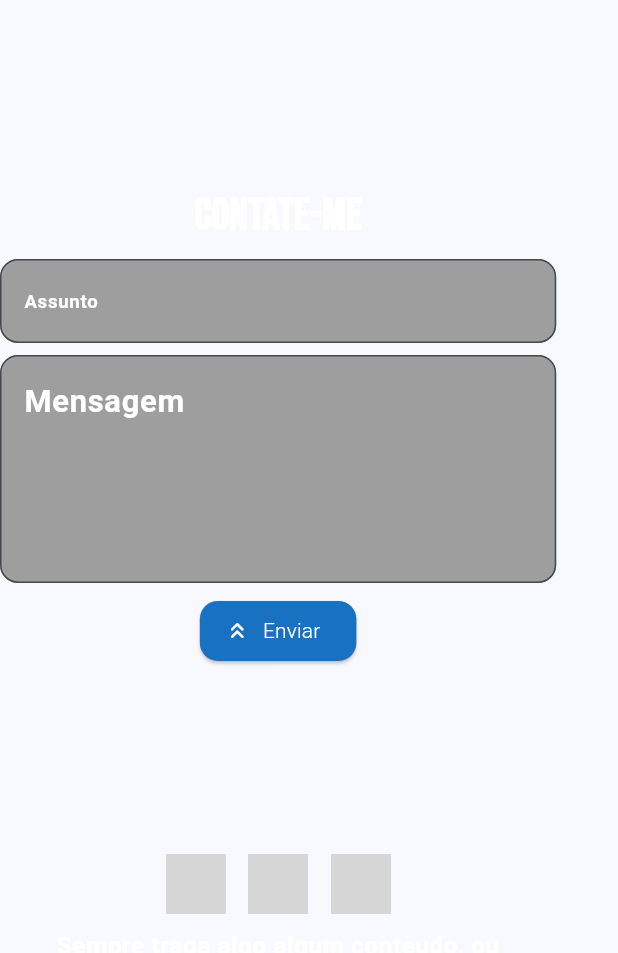
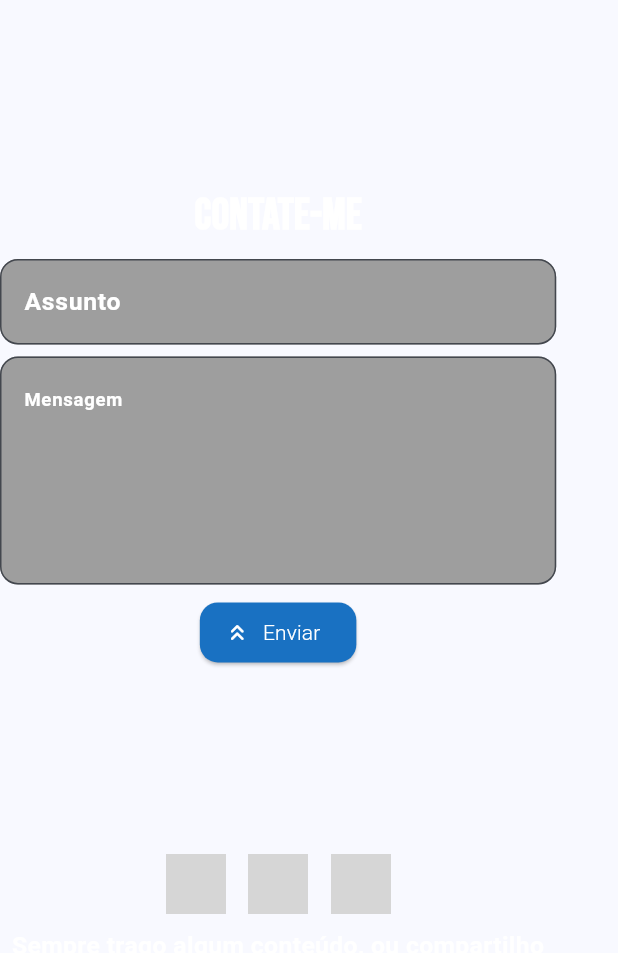
Before and after one commit to JoseGoncalvess/flutter-portifolio, a Flutter app: the ContactWidget widget shown alone on an empty page, opened directly, on a phone screen of 412 x 824 dp. Shown: the top 953 px of the screen. Run offline on Flutter 3.47's test engine with Material 3 defaults, Android fonts, the phone set to English and light mode, and no system bars; our stand-ins replace google_fonts; grey boxes are pictures that could not be loaded.

Commit message:
feat: finishin contanct layout

```diff
--- a/lib/core/app.constants.dart
+++ b/lib/core/app.constants.dart
@@ -43,3 +43,11 @@ final List<SocialIcon> socialIcons = [
     url: "https://github.com/JoseGoncalvess",
   ),
 ];
+
+final List<String> views = [
+  "Apresentação",
+  "Sobre",
+  "Habilidades",
+  "Projetos",
+  "Contato",
+];
--- a/lib/core/components/contact_widget.dart
+++ b/lib/core/components/contact_widget.dart
@@ -11,6 +11,16 @@ class ContactWidget extends StatefulWidget {
 }
 
 class _ContactWidgetState extends State<ContactWidget> {
+  final Map<String, bool> _hoverStates = {};
+
+  @override
+  void initState() {
+    super.initState();
+    for (var icon in socialIcons) {
+      _hoverStates[icon.img] = false;
+    }
+  }
+
   @override
   Widget build(BuildContext context) {
     return Container(
@@ -38,12 +48,11 @@ class _ContactWidgetState extends State<ContactWidget> {
                     color: Colors.white,
                     fontWeight: FontWeight.w600,
                   ),
-
                   decoration: InputDecoration(
                     hintText: "Assunto",
                     hintStyle: GoogleFonts.roboto(
                       color: Colors.white,
-                      fontSize: MediaQuery.sizeOf(context).width * 0.03,
+                      fontSize: MediaQuery.sizeOf(context).width * 0.04,
                       fontWeight: FontWeight.bold,
                     ),
                     filled: true,
@@ -70,7 +79,7 @@ class _ContactWidgetState extends State<ContactWidget> {
                       hintText: "Mensagem",
                       hintStyle: GoogleFonts.roboto(
                         color: Colors.white,
-                        fontSize: MediaQuery.sizeOf(context).width * 0.05,
+                        fontSize: MediaQuery.sizeOf(context).width * 0.03,
                         fontWeight: FontWeight.bold,
                       ),
                       border: OutlineInputBorder(
@@ -122,14 +131,25 @@ class _ContactWidgetState extends State<ContactWidget> {
                           .map(
                             (icon) => GestureDetector(
                               onTap: () => UrlService.openLink(url: icon.url),
+                              child: MouseRegion(
+                                onEnter:
+                                    (_) => setState(
+                                      () => _hoverStates[icon.img] = true,
+                                    ),
+                                onExit:
+                                    (_) => setState(
+                                      () => _hoverStates[icon.img] = false,
+                                    ),
                                 child: AnimatedContainer(
+                                  key: ValueKey(icon.img),
                                   duration: Duration(milliseconds: 200),
                                   curve: Curves.bounceOut,
-                                width: 40,
-                                height: 40,
+                                  width: _hoverStates[icon.img]! ? 60 : 40,
+                                  height: _hoverStates[icon.img]! ? 60 : 40,
                                   decoration: BoxDecoration(
                                     image: DecorationImage(
                                       image: AssetImage(icon.img),
+                                    ),
                                   ),
                                 ),
                               ),
@@ -139,7 +159,7 @@ class _ContactWidgetState extends State<ContactWidget> {
                 ),
                 Text(
                   textAlign: TextAlign.center,
-                  "Sempre traga algo algum conteudo, ou compartilho minha jornada",
+                  "Sempre trago algum conteúdo, ou compartilho minha jornada",
                   style: GoogleFonts.roboto(
                     color: Colors.white,
                     fontSize: MediaQuery.sizeOf(context).width * 0.04,
--- a/lib/core/components/skills/hard_skills.dart
+++ b/lib/core/components/skills/hard_skills.dart
@@ -7,7 +7,9 @@ class HardSkills extends StatelessWidget {
 
   @override
   Widget build(BuildContext context) {
-    return SizedBox(
+    return Padding(
+      padding: const EdgeInsets.all(8.0),
+      child: SizedBox(
         width: MediaQuery.sizeOf(context).width,
         child: Column(
           crossAxisAlignment: CrossAxisAlignment.center,
@@ -43,6 +45,7 @@ class HardSkills extends StatelessWidget {
             ),
           ],
         ),
+      ),
     );
   }
 }
--- a/lib/pages/home/home_view_model.dart
+++ b/lib/pages/home/home_view_model.dart
@@ -1,4 +1,15 @@
 import 'package:flutter/material.dart';
+import 'package:portifolio/core/app.constants.dart';
 import 'package:portifolio/pages/home/home.dart';
 
-abstract class HomeViewModel extends State<Home> {}
+abstract class HomeViewModel extends State<Home> {
+  int _currentPage = 0;
+  String title = views.first;
+
+  void updateViewTitle(int pageValue) {
+    setState(() {
+      _currentPage = pageValue;
+      title = views[_currentPage];
+    });
+  }
+}
```
Also changed, not shown: lib/core/components/about_widget.dart (+6 -1 lines), lib/core/components/custom__app_bar.dart (+35 -12 lines), lib/core/components/skills_widget.dart (+44 -5 lines), lib/pages/home/home_view.dart (+6 -7 lines). Lines whose indentation alone changed are shown as unchanged.
